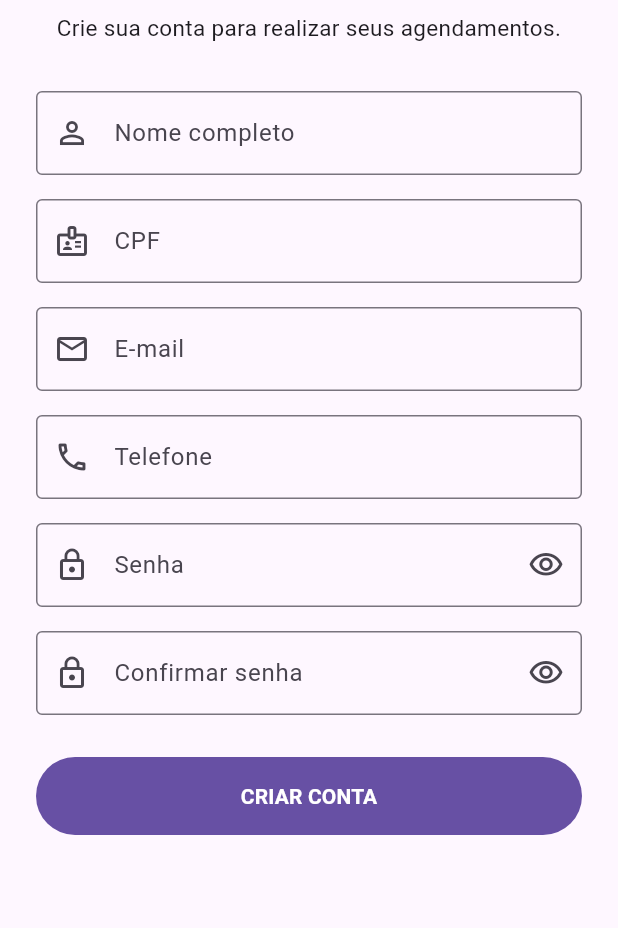
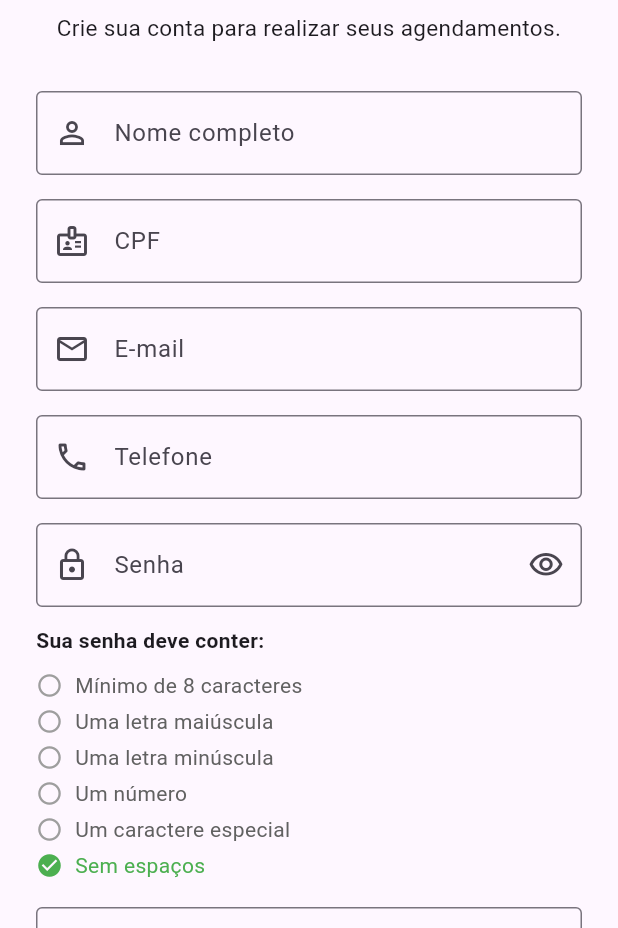
Before and after one commit to alanf91/J2I_APP_Barbearia, a Flutter app: the screen it shows after launch, on a phone screen of 412 x 824 dp, the part 308-1236 px from its top. Run offline on Flutter 3.47's test engine with Material 3 defaults, Android fonts, the light colour scheme and no system bars; our stand-ins replace cloud_firestore, firebase_auth, firebase_core; accounts and stored records are empty.

Commit message:
FUNÇÃO SENHA FORTE CRIADA

```diff
--- /dev/null
+++ b/lib/core/utils/password_validator.dart
@@ -0,0 +1,70 @@
+class PasswordValidator {
+  const PasswordValidator._();
+
+  static const int minimumLength = 8;
+
+  static bool hasMinimumLength(String password) {
+    return password.length >= minimumLength;
+  }
+
+  static bool hasUppercase(String password) {
+    return RegExp(r'[A-Z]').hasMatch(password);
+  }
+
+  static bool hasLowercase(String password) {
+    return RegExp(r'[a-z]').hasMatch(password);
+  }
+
+  static bool hasNumber(String password) {
+    return RegExp(r'[0-9]').hasMatch(password);
+  }
+
+  static bool hasSpecialCharacter(String password) {
+    return RegExp(r'[^A-Za-z0-9\s]').hasMatch(password);
+  }
+
+  static bool hasNoSpaces(String password) {
+    return !RegExp(r'\s').hasMatch(password);
+  }
+
+  static bool isValid(String password) {
+    return hasMinimumLength(password) &&
+        hasUppercase(password) &&
+        hasLowercase(password) &&
+        hasNumber(password) &&
+        hasSpecialCharacter(password) &&
+        hasNoSpaces(password);
+  }
+
+  static String? validationMessage(String password) {
+    if (password.isEmpty) {
+      return 'Informe uma senha.';
+    }
+
+    if (!hasMinimumLength(password)) {
+      return 'A senha deve possuir pelo menos 8 caracteres.';
+    }
+
+    if (!hasUppercase(password)) {
+      return 'Inclua pelo menos uma letra maiúscula.';
+    }
+
+    if (!hasLowercase(password)) {
+      return 'Inclua pelo menos uma letra minúscula.';
+    }
+
+    if (!hasNumber(password)) {
+      return 'Inclua pelo menos um número.';
+    }
+
+    if (!hasSpecialCharacter(password)) {
+      return 'Inclua pelo menos um caractere especial.';
+    }
+
+    if (!hasNoSpaces(password)) {
+      return 'A senha não pode conter espaços.';
+    }
+
+    return null;
+  }
+}
--- /dev/null
+++ b/lib/features/auth/presentation/widgets/password_requirements.dart
@@ -0,0 +1,87 @@
+import 'package:flutter/material.dart';
+
+import 'package:j2i_app_barbearia/core/utils/password_validator.dart';
+
+class PasswordRequirements extends StatelessWidget {
+  final String password;
+
+  const PasswordRequirements({super.key, required this.password});
+
+  @override
+  Widget build(BuildContext context) {
+    return Column(
+      crossAxisAlignment: CrossAxisAlignment.start,
+      children: [
+        const Text(
+          'Sua senha deve conter:',
+          style: TextStyle(fontWeight: FontWeight.w600),
+        ),
+        const SizedBox(height: 8),
+
+        _Requirement(
+          text: 'Mínimo de 8 caracteres',
+          valid: PasswordValidator.hasMinimumLength(password),
+        ),
+
+        _Requirement(
+          text: 'Uma letra maiúscula',
+          valid: PasswordValidator.hasUppercase(password),
+        ),
+
+        _Requirement(
+          text: 'Uma letra minúscula',
+          valid: PasswordValidator.hasLowercase(password),
+        ),
+
+        _Requirement(
+          text: 'Um número',
+          valid: PasswordValidator.hasNumber(password),
+        ),
+
+        _Requirement(
+          text: 'Um caractere especial',
+          valid: PasswordValidator.hasSpecialCharacter(password),
+        ),
+
+        _Requirement(
+          text: 'Sem espaços',
+          valid: PasswordValidator.hasNoSpaces(password),
+        ),
+      ],
+    );
+  }
+}
+
+class _Requirement extends StatelessWidget {
+  final String text;
+  final bool valid;
+
+  const _Requirement({required this.text, required this.valid});
+
+  @override
+  Widget build(BuildContext context) {
+    return Padding(
+      padding: const EdgeInsets.symmetric(vertical: 2),
+      child: Row(
+        children: [
+          Icon(
+            valid ? Icons.check_circle : Icons.radio_button_unchecked,
+            size: 18,
+            color: valid ? Colors.green : Colors.grey,
+          ),
+
+          const SizedBox(width: 8),
+
+          Expanded(
+            child: Text(
+              text,
+              style: TextStyle(
+                color: valid ? Colors.green : Colors.grey.shade700,
+              ),
+            ),
+          ),
+        ],
+      ),
+    );
+  }
+}
```
Also changed, not shown: lib/features/auth/presentation/pages/register_page.dart (+34 -24 lines).
